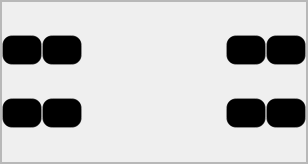
AlbeMute/Project, file color.ui: the form before one commit.
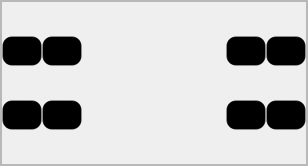
The form after the commit. Icons and pictures are not drawn.

What changed in the file:
```diff
--- a/color.ui
+++ b/color.ui
@@ -7,7 +7,7 @@
     <x>0</x>
     <y>0</y>
     <width>308</width>
-    <height>164</height>
+    <height>166</height>
    </rect>
   </property>
   <property name="windowTitle">
```
Left out of the diff: 2 changed lines with no effect on the pictures.
